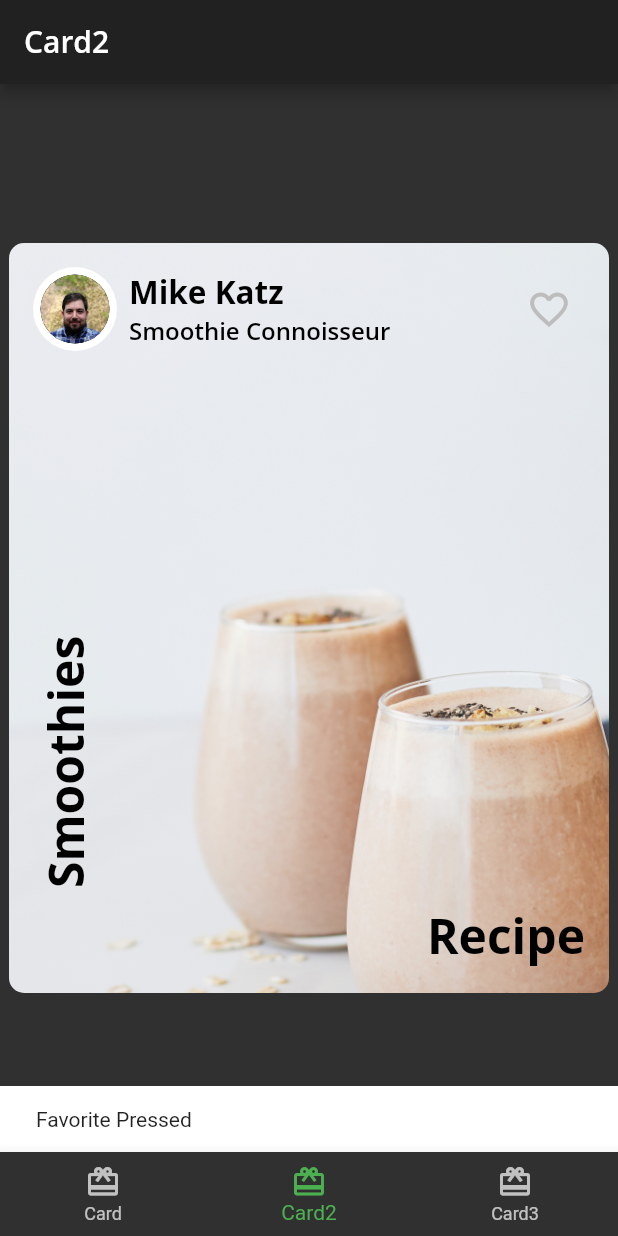
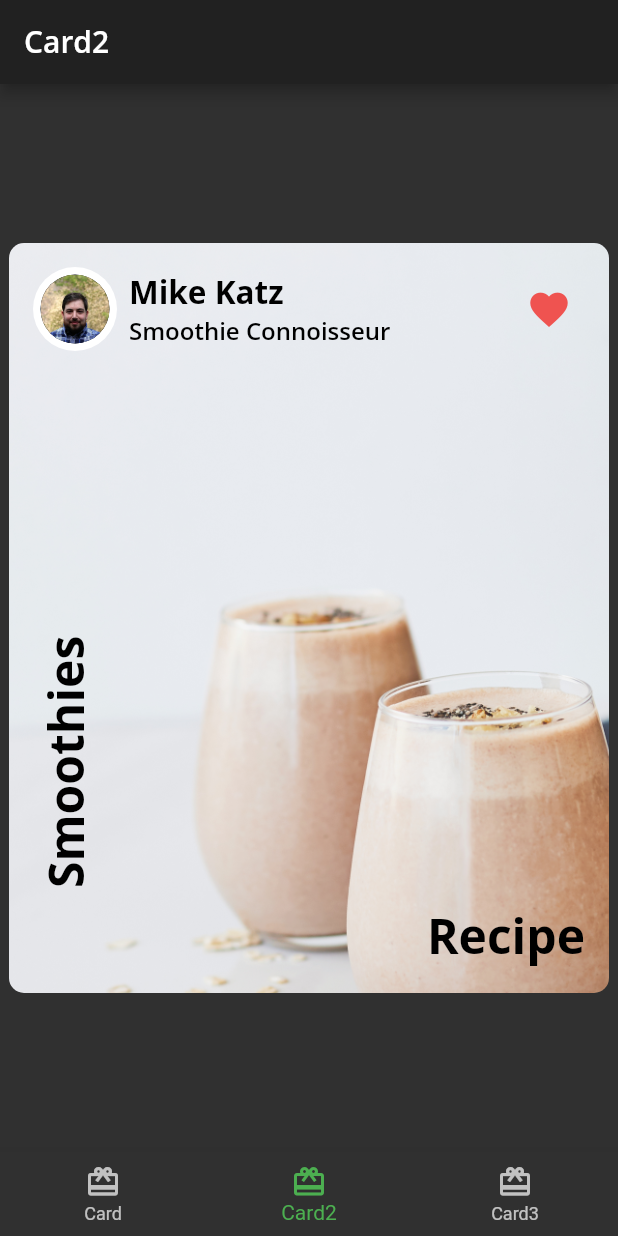
Before and after one commit to davidaodejobi/Flutter-Apprentice-Study, a Flutter app: the screen it shows after launch, item 2 of the bottom bar chosen, after a tap on the "favorite outline" icon, on a phone screen of 412 x 824 dp. Run offline on Flutter 3.47's test engine with Material 2 defaults, Android fonts, the light colour scheme and no system bars; our stand-ins replace google_fonts.

Commit message:
Implemented the favorite button. Also, improve the appBarText and page sync

```diff
--- a/fooderlich/lib/author_card.dart
+++ b/fooderlich/lib/author_card.dart
@@ -2,7 +2,7 @@ import 'package:flutter/material.dart';
 import 'fooderlich_theme.dart';
 import 'circle_image.dart';
 
-class AuthorCard extends StatelessWidget {
+class AuthorCard extends StatefulWidget {
 // 1
   final String authorName;
   final String title;
@@ -15,8 +15,14 @@ class AuthorCard extends StatelessWidget {
   }) : super(key: key);
 
   @override
+  State<AuthorCard> createState() => _AuthorCardState();
+}
+
+class _AuthorCardState extends State<AuthorCard> {
+  bool _isFavorited = false;
+
+  @override
   Widget build(BuildContext context) {
-// TODO: Replace return Container(...);
     return Container(
       padding: const EdgeInsets.all(16),
       child: Row(
@@ -25,7 +31,7 @@ class AuthorCard extends StatelessWidget {
           Row(
             children: [
               CircleImage(
-                imageProvider: imageProvider,
+                imageProvider: widget.imageProvider,
                 imageRadius: 28,
               ),
               const SizedBox(width: 8),
@@ -33,11 +39,11 @@ class AuthorCard extends StatelessWidget {
                 crossAxisAlignment: CrossAxisAlignment.start,
                 children: [
                   Text(
-                    authorName,
+                    widget.authorName,
                     style: FooderlichTheme.lightTextTheme.headline2,
                   ),
                   Text(
-                    title,
+                    widget.title,
                     style: FooderlichTheme.lightTextTheme.headline3,
                   )
                 ],
@@ -45,13 +51,17 @@ class AuthorCard extends StatelessWidget {
             ],
           ),
           IconButton(
-              icon: const Icon(Icons.favorite_border),
-              iconSize: 30,
-              color: Colors.grey[400],
-              onPressed: () {
-                const snackBar = SnackBar(content: Text('Favorite Pressed'));
-                ScaffoldMessenger.of(context).showSnackBar(snackBar);
-              }),
+            icon: Icon(_isFavorited ? Icons.favorite : Icons.favorite_border),
+            iconSize: 30,
+            color: Colors.red[400],
+            onPressed: () {
+              setState(() {
+                _isFavorited = !_isFavorited;
+              });
+            },
+          )
+          // const snackBar = SnackBar(content: Text('Favorite Pressed'));
+          // ScaffoldMessenger.of(context).showSnackBar(snackBar);
         ],
       ),
     );
--- a/fooderlich/lib/card2.dart
+++ b/fooderlich/lib/card2.dart
@@ -2,8 +2,14 @@ import 'package:flutter/material.dart';
 import 'author_card.dart';
 import 'fooderlich_theme.dart';
 
-class Card2 extends StatelessWidget {
+class Card2 extends StatefulWidget {
   const Card2({Key? key}) : super(key: key);
+
+  @override
+  State<Card2> createState() => _Card2State();
+}
+
+class _Card2State extends State<Card2> {
   @override
   Widget build(BuildContext context) {
     return Center(
--- a/fooderlich/lib/home.dart
+++ b/fooderlich/lib/home.dart
@@ -14,13 +14,20 @@ class Home extends StatefulWidget {
 class _HomeState extends State<Home> {
   int _selectedPage = 0;
 
-  final List<Widget> _pages = [
-    const Card1(),
-    const Card2(),
-    const Card3(),
+  final List<Map<String, Object>> _pages = [
+    {
+      'page': const Card1(),
+      'appBar': 'Card1',
+    },
+    {
+      'page': const Card2(),
+      'appBar': 'Card2',
+    },
+    {
+      'page': const Card3(),
+      'appBar': 'Card3',
+    }
   ];
-
-  final List<String> _appbarTitles = ['Card1', 'Card2', 'Card3'];
 
   void _onItemTapped(int index) {
     setState(() {
@@ -33,11 +40,11 @@ class _HomeState extends State<Home> {
     return Scaffold(
       appBar: AppBar(
         title: Text(
-          _appbarTitles[_selectedPage],
+          _pages[_selectedPage]['appBar'] as String,
           style: Theme.of(context).textTheme.headline6,
         ),
       ),
-      body: _pages[_selectedPage],
+      body: _pages[_selectedPage]['page'] as Widget,
       bottomNavigationBar: BottomNavigationBar(
         onTap: _onItemTapped,
         currentIndex: _selectedPage,
```
